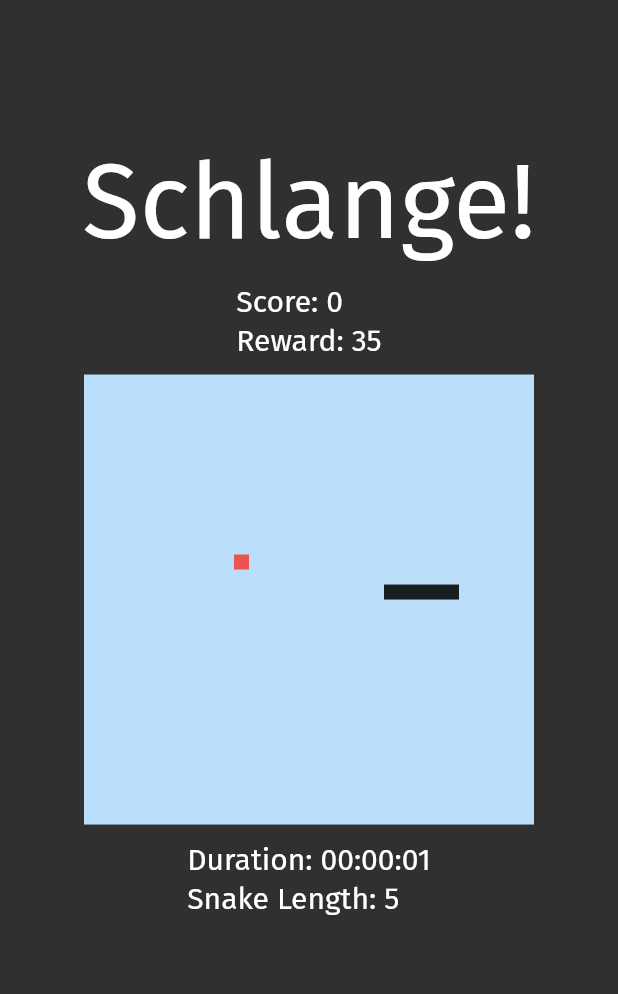
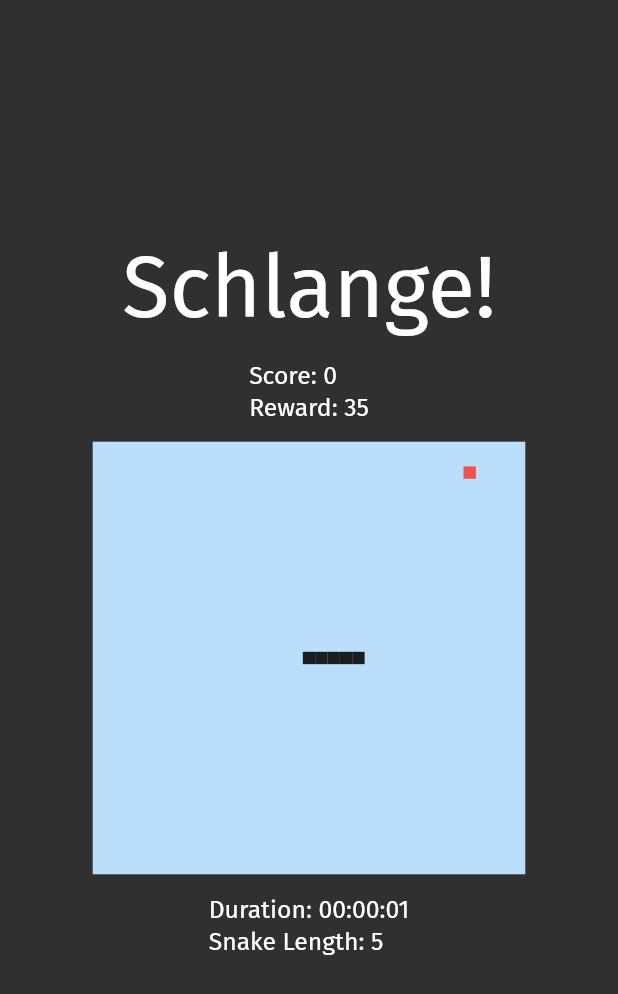
Before and after one commit to thhuang/Schlange, a Flutter app: the LargeGameScreen widget shown alone on an empty page, opened directly, on a phone screen of 412 x 824 dp. Shown: the top 994 px of the screen. Run offline on Flutter 3.47's test engine with Material 2 defaults, Android fonts, the phone set to English and light mode, and no system bars; our stand-ins replace equatable.

Commit message:
responsive screen

```diff
--- a/Schlange/lib/feature/game/presentation/screens/game_screen.dart
+++ b/Schlange/lib/feature/game/presentation/screens/game_screen.dart
@@ -37,7 +37,13 @@
   @override
   Widget build(BuildContext context) {
     final textTheme = Theme.of(context).textTheme;
-    return Center(
+    return SizedBox(
+      height: MediaQuery.of(context).size.height,
+      width: MediaQuery.of(context).size.width,
+      child: FittedBox(
+        child: SizedBox(
+          height: 700.0,
+          width: 500.0,
           child: Column(
             children: <Widget>[
               Spacer(flex: 3),
@@ -46,14 +52,16 @@
                 'Schlange!',
                 style: textTheme.headline1,
               ),
-          SizedBox(height: 10.0),
+              SizedBox(height: 15.0),
               ScoreDisplayer(textTheme: textTheme),
-          SizedBox(height: 10.0),
+              SizedBox(height: 15.0),
               GameBoard(),
-          SizedBox(height: 10.0),
+              SizedBox(height: 15.0),
               ProgressDisplayer(textTheme: textTheme),
-          Spacer(flex: 10),
+              Spacer(flex: 20),
             ],
+          ),
+        ),
       ),
     );
   }
--- a/Schlange/lib/settings.dart
+++ b/Schlange/lib/settings.dart
@@ -2,8 +2,8 @@
 
 const FREQUENCY = 20;
 
-const BOARD_HEIGHT = 30;
-const BOARD_WIDTH = 30;
+const BOARD_HEIGHT = 35;
+const BOARD_WIDTH = 35;
 const BLOCK_HEIGHT = 10.0;
 const BLOCK_WIDTH = 10.0;
 
```
Also changed, not shown: Schlange/lib/feature/game/presentation/widgets/responsive_focus.dart (+32 -7 lines). Lines whose indentation alone changed are shown as unchanged.
